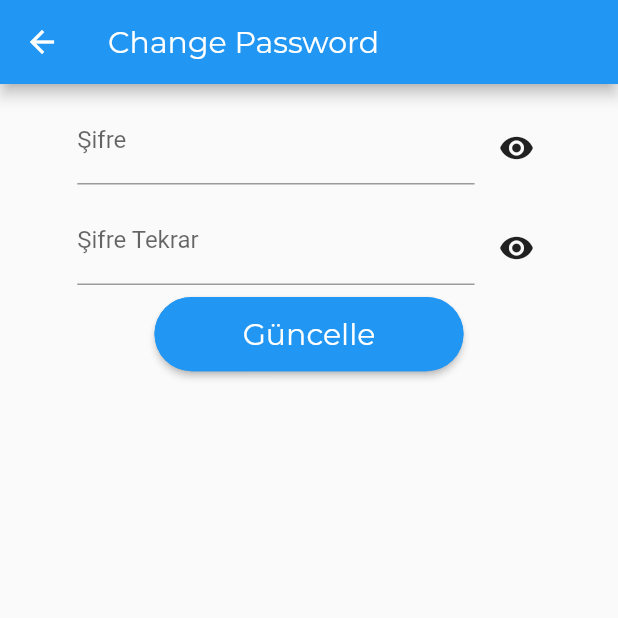
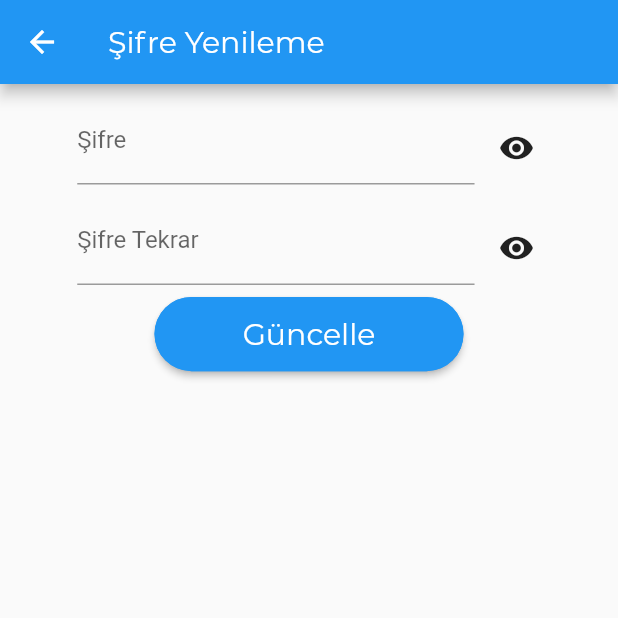
Before and after one commit to tarikcarli/graduate-project, a Flutter app: the PasswordChangeScreen screen opened directly with empty values, on a phone screen of 412 x 824 dp, the top half of it. Run offline on Flutter 3.47's test engine with Material 2 defaults, Android fonts, the phone set to English and light mode, and no system bars; our stand-ins replace dropdown_formfield, flutter_local_notifications, flutter_map, flutter_secure_storage, geolocator, image_picker and 2 more; missing offline and left inert: background_locator, firebase_ml_vision, location_permissions, map_controller; accounts and stored records are empty; network calls fail.

Commit message:
finish graduate project

```diff
--- a/src/client/lib/screens/invoice_create_screen.dart
+++ b/src/client/lib/screens/invoice_create_screen.dart
@@ -223,9 +223,9 @@ class _CreateInvoiceScreenState extends State<CreateInvoiceScreen> {
   }
 
   void calculateDuration() {
-    _duration = _beginLocation.createdAt
-        .difference(_endLocation.createdAt)
-        .inMicroseconds;
+    _duration = _endLocation.createdAt
+        .difference(_beginLocation.createdAt)
+        .inMilliseconds;
   }
 
   void calculateIsValid() {
--- a/src/client/lib/screens/invoice_map_screen.dart
+++ b/src/client/lib/screens/invoice_map_screen.dart
@@ -73,13 +73,9 @@ class _InvoiceMapScreenState extends State<InvoiceMapScreen> {
         finishDate: widget.taskEndDate,
         token: _userProvider.token,
       );
-      await _locationProvider.prepareLocationHistoriesPoints(
-          _locationProvider.filterLocationByDate(
-        taskStartDate: widget.taskStartDate,
-        historyDay: _historyDay,
-      ));
 
       _statefulMapController.onReady.then((_) async {
+        _select(_historyDay.toString());
         _zoomLevelTimer = ZoomLevelTimer(
           statefulMapController: _statefulMapController,
           callback: (int value) async {
--- a/src/client/lib/screens/system_password_change_screen.dart
+++ b/src/client/lib/screens/system_password_change_screen.dart
@@ -72,7 +72,7 @@ class _PasswordChangeScreenState extends State<PasswordChangeScreen> {
     return Scaffold(
       appBar: AppBar(
         title: Text(
-          "Change Password",
+          "Şifre Yenileme",
           style: style.copyWith(
             color: Theme.of(context).accentColor,
           ),
--- a/src/client/lib/utilities/location_functions.dart
+++ b/src/client/lib/utilities/location_functions.dart
@@ -11,7 +11,7 @@ class LocationFunctions {
       {@required String token,
       @required int adminId,
       @required int operatorId}) {
-    double distanceFilter = 0;
+    double distanceFilter = 100;
     Map<String, dynamic> data = {
       'countInit': 1,
       "token": token,
--- a/src/client/lib/utilities/url_creator.dart
+++ b/src/client/lib/utilities/url_creator.dart
@@ -1,10 +1,10 @@
 import 'package:flutter/foundation.dart';
 
 class URL {
-  // static const httpUrl = 'http://207.154.227.232:4000/'; //  OCEAN
-  // static const wsUrl = 'ws://207.154.227.232:4000/'; //  OCEAN
-  static const httpUrl = 'http://192.168.1.43:4000/'; //  HOME
-  static const wsUrl = 'ws://192.168.1.43:4000/'; //  HOME
+  static const httpUrl = 'http://207.154.227.232:4000/'; //  OCEAN
+  static const wsUrl = 'ws://207.154.227.232:4000/'; //  OCEAN
+  // static const httpUrl = 'http://192.168.1.43:4000/'; //  HOME
+  // static const wsUrl = 'ws://192.168.1.43:4000/'; //  HOME
   static Map<String, String> jsonHeader({String token}) {
     final headers = {"Content-type": "application/json"};
     if (token != null) headers['authorization'] = 'Bearer $token';
```
Also changed, not shown: src/client/lib/providers/location.dart (+4 -3 lines).
